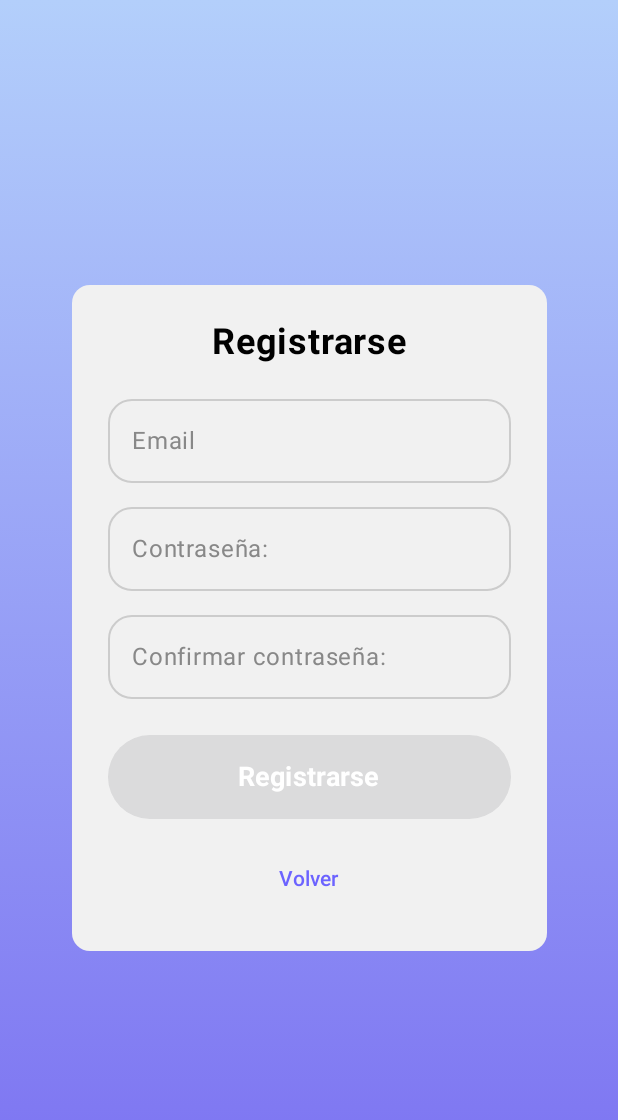
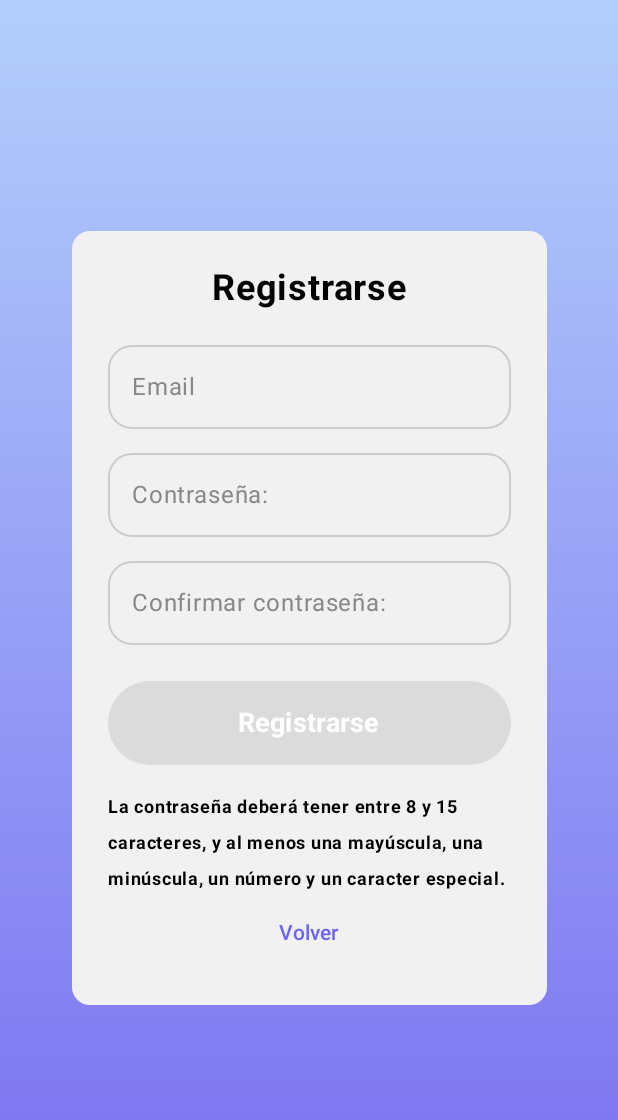
Before and after one commit to Andressubero/mobile-carta-ia, an Android app built with Jetpack Compose: the RegisterView screen opened through its navigation route, on a phone screen of 412 x 824 dp. Shown: the top 1120 px of the screen. Run offline under Robolectric (Android 15) with nearby library versions, the phone set to English and light mode, and no system bars; our stand-ins replace Dagger/Hilt's generated code.

Commit message:
validaciones al formulario de login y registro

```diff
--- a/app/src/main/java/com/example/tp3_petshop/views/LoginView.kt
+++ b/app/src/main/java/com/example/tp3_petshop/views/LoginView.kt
@@ -72,7 +72,7 @@ fun LoginView(navController: NavController? = null, viewModel: AuthViewModel) {
 
             FormAuth(
                 value = email,
-                onValueChange = { email = it },
+                onValueChange = { if (it.length <= 40) email = it },
                 placeholder = "Usuario",
                 keyboard = KeyboardOptions(keyboardType = KeyboardType.Email)
             )
@@ -81,7 +81,7 @@ fun LoginView(navController: NavController? = null, viewModel: AuthViewModel) {
 
             FormAuth(
                 value = password,
-                onValueChange = { password = it },
+                onValueChange = { if (it.length <= 15) password = it },
                 placeholder = "Contraseña",
                 keyboard = KeyboardOptions(keyboardType = KeyboardType.Password)
             )
--- a/app/src/main/java/com/example/tp3_petshop/views/RegisterView.kt
+++ b/app/src/main/java/com/example/tp3_petshop/views/RegisterView.kt
@@ -11,32 +11,33 @@ import androidx.compose.ui.graphics.Brush
 import androidx.compose.ui.graphics.Color
 import androidx.compose.ui.text.font.FontWeight
 import androidx.compose.ui.text.input.KeyboardType
-import androidx.compose.ui.tooling.preview.Preview
+import androidx.compose.ui.text.style.TextAlign
 import androidx.compose.ui.unit.dp
 import androidx.compose.ui.unit.sp
 import androidx.navigation.NavController
 import com.example.tp3_petshop.components.ButtonAuthComp
 import com.example.tp3_petshop.components.FormAuth
-import com.example.tp3_petshop.models.LoginRequest
-import com.example.tp3_petshop.models.Register
-import com.example.tp3_petshop.network.RetrofitInstance
-import com.example.tp3_petshop.ui.theme.TP3PETSHOPTheme
 import com.example.tp3_petshop.viewmodel.AuthViewModel
-import kotlinx.coroutines.CoroutineScope
-import kotlinx.coroutines.Dispatchers
-import kotlinx.coroutines.launch
-import kotlinx.coroutines.withContext
+
+
+fun isPasswordValid(password: String): Boolean {
+    val regex = Regex("^(?=.*[a-z])(?=.*[A-Z])(?=.*\\d)(?=.*[@\$!%*?&])[A-Za-z\\d@\$!%*?&]{8,15}$")
+    return regex.matches(password)
+}
+
+fun isEmailValid(email: String): Boolean {
+    val regex = Regex("^[A-Za-z0-9+_.-]+@[A-Za-z0-9.-]+\\.[A-Za-z]{2,6}$")
+    return regex.matches(email)
+}
 
 @Composable
 fun RegisterView(navController: NavController? = null, authViewModel: AuthViewModel) {
     var email by remember { mutableStateOf("") }
     var password by remember { mutableStateOf("") }
     var confirmPassword by remember { mutableStateOf("") }
-    var registerError by remember { mutableStateOf(false) }
-    var registerMessage by remember { mutableStateOf("") }
     val error: String? by authViewModel.errorMessage.collectAsState()
 
-    val isButtonEnabled = email.isNotBlank() && password.isNotBlank() && confirmPassword.isNotBlank() && password == confirmPassword
+    val isButtonEnabled = email.isNotBlank() && password.isNotBlank() && confirmPassword.isNotBlank() && password == confirmPassword && isPasswordValid(password) && isPasswordValid(confirmPassword) && isEmailValid(email)
 
     val gradient = Brush.verticalGradient(
         colors = listOf(Color(0xFFB3CFFB), Color(0xFF7A6FF1))
@@ -68,7 +69,7 @@ fun RegisterView(navController: NavController? = null, authViewModel: AuthViewMo
 
             FormAuth(
                 value = email,
-                onValueChange = { email = it },
+                onValueChange = { if (it.length <= 40) email = it },
                 placeholder = "Email",
                 keyboard = KeyboardOptions(keyboardType = KeyboardType.Email)
             )
@@ -77,7 +78,7 @@ fun RegisterView(navController: NavController? = null, authViewModel: AuthViewMo
 
             FormAuth(
                 value = password,
-                onValueChange = { password = it },
+                onValueChange = { if (it.length <= 15) password = it },
                 placeholder = "Contraseña:",
                 keyboard = KeyboardOptions(keyboardType = KeyboardType.Password)
             )
@@ -86,7 +87,7 @@ fun RegisterView(navController: NavController? = null, authViewModel: AuthViewMo
 
             FormAuth(
                 value = confirmPassword,
-                onValueChange = { confirmPassword = it },
+                onValueChange = { if (it.length <= 15) confirmPassword = it },
                 placeholder = "Confirmar contraseña:",
                 keyboard = KeyboardOptions(keyboardType = KeyboardType.Password)
             )
@@ -115,6 +116,14 @@ fun RegisterView(navController: NavController? = null, authViewModel: AuthViewMo
 
             Spacer(modifier = Modifier.height(16.dp))
 
+            Text(
+                text = "La contraseña deberá tener entre 8 y 15 caracteres, y al menos una mayúscula, una minúscula, un número y un caracter especial.",
+                fontSize = 12.sp,
+                fontWeight = FontWeight.Bold,
+                textAlign = TextAlign.Start,
+                modifier = Modifier.fillMaxWidth()
+            )
+
             TextButton(onClick = {
                 navController?.popBackStack()
             }) {
```
